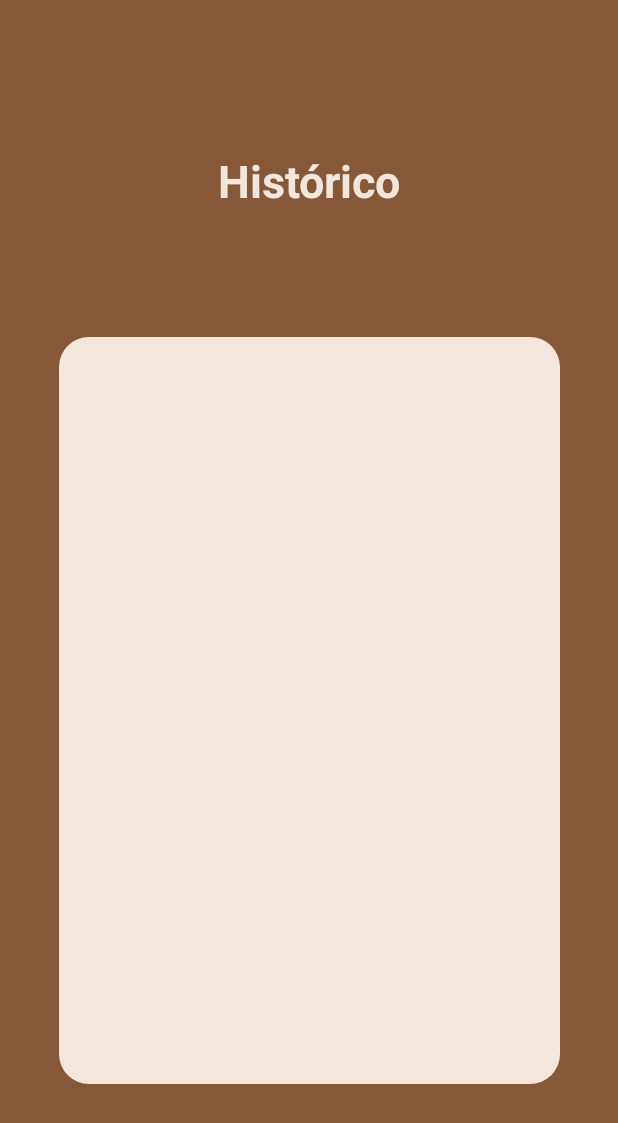
After one commit to Mourex99/projeto_faculdade, an Android app: the FormHistorico screen opened directly, with no data from a screen before it, on a phone screen of 412 x 824 dp. The commit adds this screen. Shown: the top 1123 px of the screen. Run offline under Robolectric (Android 15) with nearby library versions, the phone set to English and light mode, and no system bars.

Commit message:
criação de tela histórico

```diff
--- a/app/src/main/AndroidManifest.xml
+++ b/app/src/main/AndroidManifest.xml
@@ -12,7 +12,9 @@
         android:supportsRtl="true"
         android:theme="@style/Theme.Project_facu"
         tools:targetApi="31">
-
+        <activity
+            android:name=".FormHistorico"
+            android:exported="false" />
         <activity
             android:name=".calculo"
             android:exported="false" />
--- a/app/src/main/java/com/example/project_facu/FormCadastro.java
+++ b/app/src/main/java/com/example/project_facu/FormCadastro.java
@@ -1,5 +1,6 @@
 package com.example.project_facu;
 
+import android.content.Intent;
 import android.graphics.Color;
 import android.os.Bundle;
 import android.util.Log;
@@ -131,6 +132,8 @@ public class FormCadastro extends AppCompatActivity {
             @Override
             public void onSuccess(Void aVoid) {
                 Log.d("db","Sucesso ao salvar os dados");
+                finish();
+                startActivity(new Intent(FormCadastro.this, FormLogin.class));
             }
         })
                 .addOnFailureListener(new OnFailureListener() {
--- /dev/null
+++ b/app/src/main/java/com/example/project_facu/FormHistorico.java
@@ -0,0 +1,24 @@
+package com.example.project_facu;
+
+import android.os.Bundle;
+
+import androidx.activity.EdgeToEdge;
+import androidx.appcompat.app.AppCompatActivity;
+import androidx.core.graphics.Insets;
+import androidx.core.view.ViewCompat;
+import androidx.core.view.WindowInsetsCompat;
+
+public class FormHistorico extends AppCompatActivity {
+
+    @Override
+    protected void onCreate(Bundle savedInstanceState) {
+        super.onCreate(savedInstanceState);
+        EdgeToEdge.enable(this);
+        setContentView(R.layout.activity_form_historico);
+        ViewCompat.setOnApplyWindowInsetsListener(findViewById(R.id.main), (v, insets) -> {
+            Insets systemBars = insets.getInsets(WindowInsetsCompat.Type.systemBars());
+            v.setPadding(systemBars.left, systemBars.top, systemBars.right, systemBars.bottom);
+            return insets;
+        });
+    }
+}
--- a/app/src/main/java/com/example/project_facu/oque_fazer.java
+++ b/app/src/main/java/com/example/project_facu/oque_fazer.java
@@ -17,6 +17,7 @@ public class oque_fazer extends AppCompatActivity {
 
     private Button calcular_vaso;
     private Button bt_deslogar;
+    private Button historico;
 
     @Override
     protected void onCreate(Bundle savedInstanceState) {
@@ -27,6 +28,7 @@ public class oque_fazer extends AppCompatActivity {
 
         CalcularVaso();
         IniciarComponentes();
+        Historico();
 
         ViewCompat.setOnApplyWindowInsetsListener(findViewById(R.id.main), (v, insets) -> {
             Insets systemBars = insets.getInsets(WindowInsetsCompat.Type.systemBars());
@@ -55,6 +57,18 @@ public class oque_fazer extends AppCompatActivity {
             }
         });
 
+        historico.setOnClickListener(new View.OnClickListener() {
+            @Override
+            public void onClick(View view) {
+                Intent intent = new Intent(oque_fazer.this, FormHistorico.class);
+                startActivity(intent);
+            }
+        });
+
+    }
+
+    private void Historico() {
+        historico = findViewById(R.id.historico);
     }
 
     private void IniciarComponentes(){
--- /dev/null
+++ b/app/src/main/res/drawable/rounded_corners.xml
@@ -0,0 +1,5 @@
+<?xml version="1.0" encoding="utf-8"?>
+<shape xmlns:android="http://schemas.android.com/apk/res/android">
+    <solid android:color="@color/beige" />
+    <corners android:radius="20dp" />
+</shape>
--- /dev/null
+++ b/app/src/main/res/layout/activity_form_historico.xml
@@ -0,0 +1,38 @@
+<?xml version="1.0" encoding="utf-8"?>
+<androidx.constraintlayout.widget.ConstraintLayout xmlns:android="http://schemas.android.com/apk/res/android"
+    xmlns:app="http://schemas.android.com/apk/res-auto"
+    xmlns:tools="http://schemas.android.com/tools"
+    android:id="@+id/main"
+    android:layout_width="match_parent"
+    android:background="@drawable/background"
+    android:layout_height="match_parent"
+    tools:context=".FormHistorico">
+
+    <TextView
+        android:id="@+id/histórico"
+        android:layout_width="wrap_content"
+        android:layout_height="wrap_content"
+        android:text="@string/historico"
+        android:textSize="30sp"
+        android:textColor="@color/beige"
+        android:textStyle="bold"
+        android:layout_marginTop="100dp"
+        app:layout_constraintStart_toStartOf="parent"
+        app:layout_constraintEnd_toEndOf="parent"
+        app:layout_constraintTop_toTopOf="parent" />
+
+    <View
+        android:id="@+id/campoHistorico"
+        android:layout_width="334dp"
+        android:layout_height="498dp"
+        android:layout_marginTop="16dp"
+        app:layout_constraintBottom_toBottomOf="parent"
+        android:background="@drawable/rounded_corners"
+        app:layout_constraintEnd_toEndOf="parent"
+        app:layout_constraintStart_toStartOf="parent"
+        app:layout_constraintTop_toBottomOf="@id/histórico"
+        app:layout_constraintVertical_bias="0.4" />
+
+
+
+</androidx.constraintlayout.widget.ConstraintLayout>
--- a/app/src/main/res/values/strings.xml
+++ b/app/src/main/res/values/strings.xml
@@ -9,4 +9,5 @@
     <string name="esquecidinho">Esquecidinho, hein?</string>
     <string name="O_que_fazer">O que vamos fazer hoje?</string>
     <string name="calculo">Quanto você ganha toda vez que vai ao banheiro?</string>
+    <string name="historico">Histórico</string>
 </resources>
--- a/gradle/libs.versions.toml
+++ b/gradle/libs.versions.toml
@@ -7,6 +7,8 @@ appcompat = "1.6.1"
 material = "1.10.0"
 activity = "1.8.0"
 constraintlayout = "2.1.4"
+firebaseVertexai = "16.0.2"
+media3Common = "1.5.0"
 
 [libraries]
 junit = { group = "junit", name = "junit", version.ref = "junit" }
@@ -16,6 +18,8 @@ appcompat = { group = "androidx.appcompat", name = "appcompat", version.ref = "a
 material = { group = "com.google.android.material", name = "material", version.ref = "material" }
 activity = { group = "androidx.activity", name = "activity", version.ref = "activity" }
 constraintlayout = { group = "androidx.constraintlayout", name = "constraintlayout", version.ref = "constraintlayout" }
+firebase-vertexai = { group = "com.google.firebase", name = "firebase-vertexai", version.ref = "firebaseVertexai" }
+media3-common = { group = "androidx.media3", name = "media3-common", version.ref = "media3Common" }
 
 [plugins]
 android-application = { id = "com.android.application", version.ref = "agp" }
```
